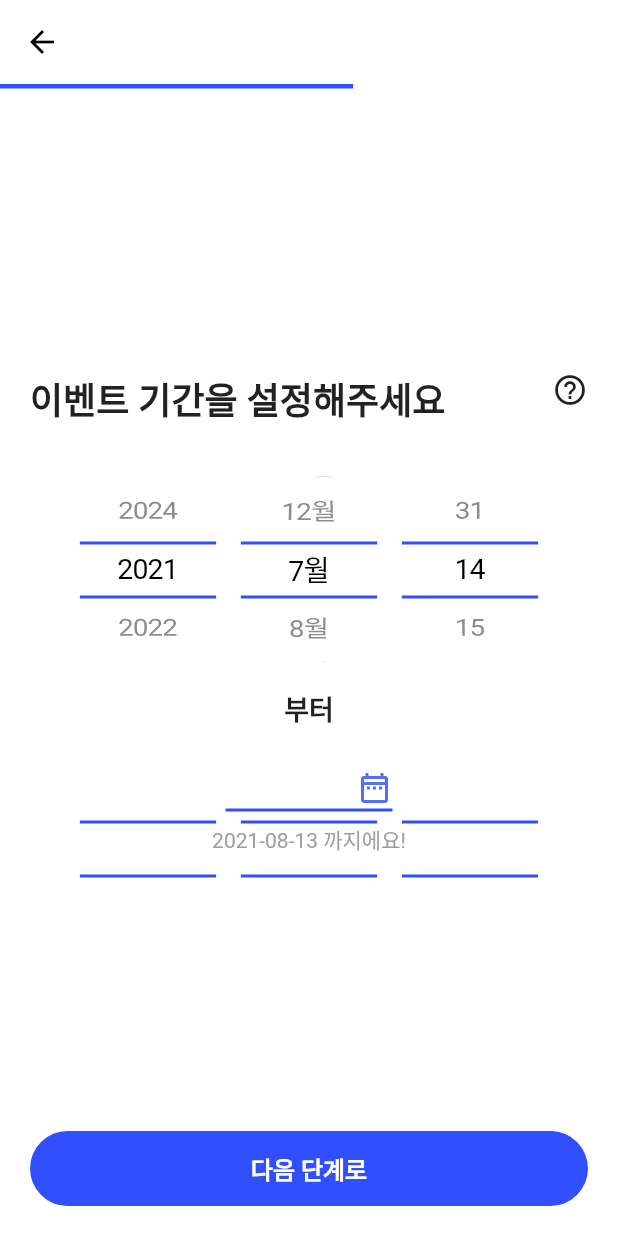
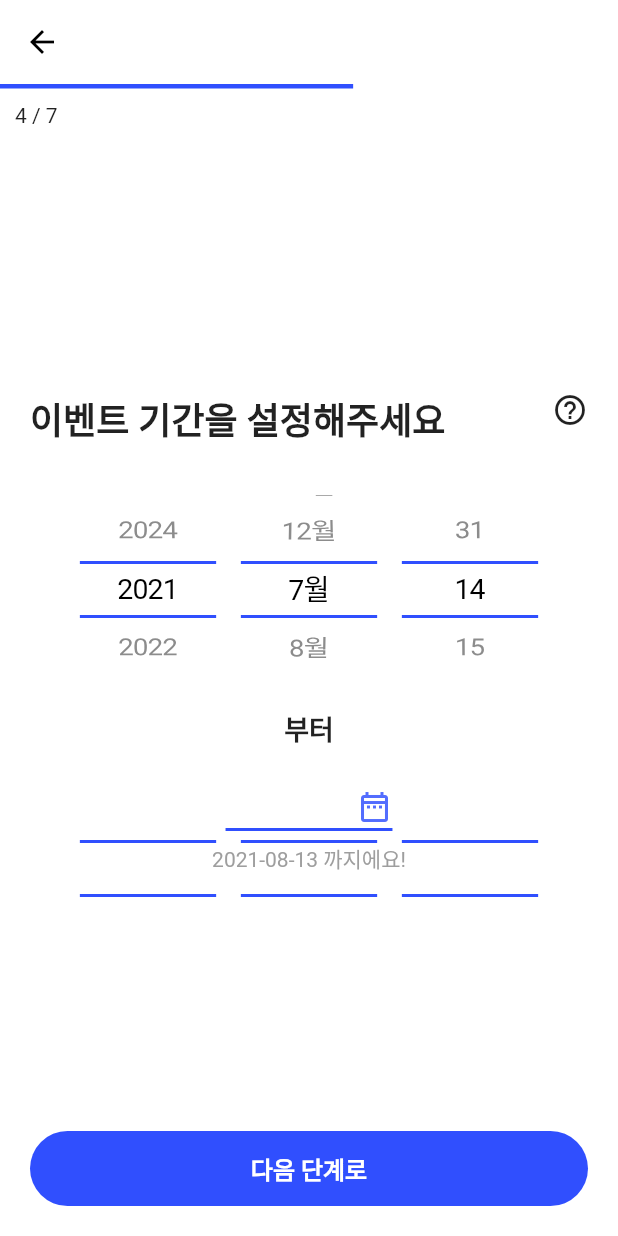
Before and after one commit to SWM-ROCKETDAN/ssoda, a Flutter app: the screen it shows after launch, on a phone screen of 412 x 824 dp. Run offline on Flutter 3.47's test engine with Material 2 defaults, Android fonts, the phone set to English and light mode, and no system bars; drawn by our look-alikes of auto_size_text; our stand-ins replace carousel_slider, image_picker.

Commit message:
implement create event step count

```diff
--- /dev/null
+++ b/app-ui/lib/screens/create_event/create_event_step/components/step_count.dart
@@ -0,0 +1,21 @@
+import 'package:flutter/material.dart';
+
+class StepCount extends StatelessWidget {
+  const StepCount({
+    Key? key,
+    required int step,
+    required this.maxStep,
+  })   : _step = step,
+        super(key: key);
+
+  final int _step;
+  final int maxStep;
+
+  @override
+  Widget build(BuildContext context) {
+    return Padding(
+      padding: const EdgeInsets.fromLTRB(10, 10, 0, 0),
+      child: Text('${_step + 1} / ${maxStep}'),
+    );
+  }
+}
--- a/app-ui/lib/screens/create_event/create_event_step/create_event_step_screen.dart
+++ b/app-ui/lib/screens/create_event/create_event_step/create_event_step_screen.dart
@@ -9,6 +9,7 @@ import 'components/event_template.dart';
 import 'components/step_text.dart';
 import 'components/step_progressbar.dart';
 import 'components/step_help.dart';
+import 'components/step_count.dart';
 import 'components/event_image.dart';
 
 import 'package:hashchecker/models/reward.dart';
@@ -96,6 +97,7 @@ class _CreateEventStepScreenState extends State<CreateEventStepScreen> {
   Column buildBody(BuildContext context) {
     return Column(crossAxisAlignment: CrossAxisAlignment.start, children: [
       StepProgressbar(context: context, step: _step, maxStep: maxStep),
+      StepCount(step: _step, maxStep: maxStep),
       Expanded(
           child: Padding(
         padding: const EdgeInsets.all(20.0),
```
